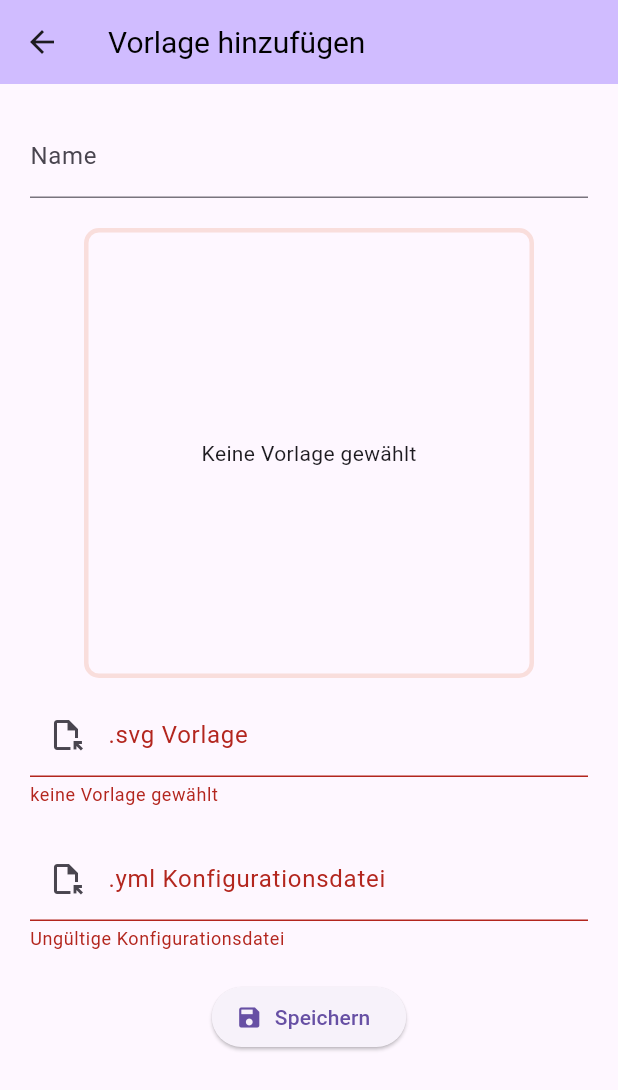
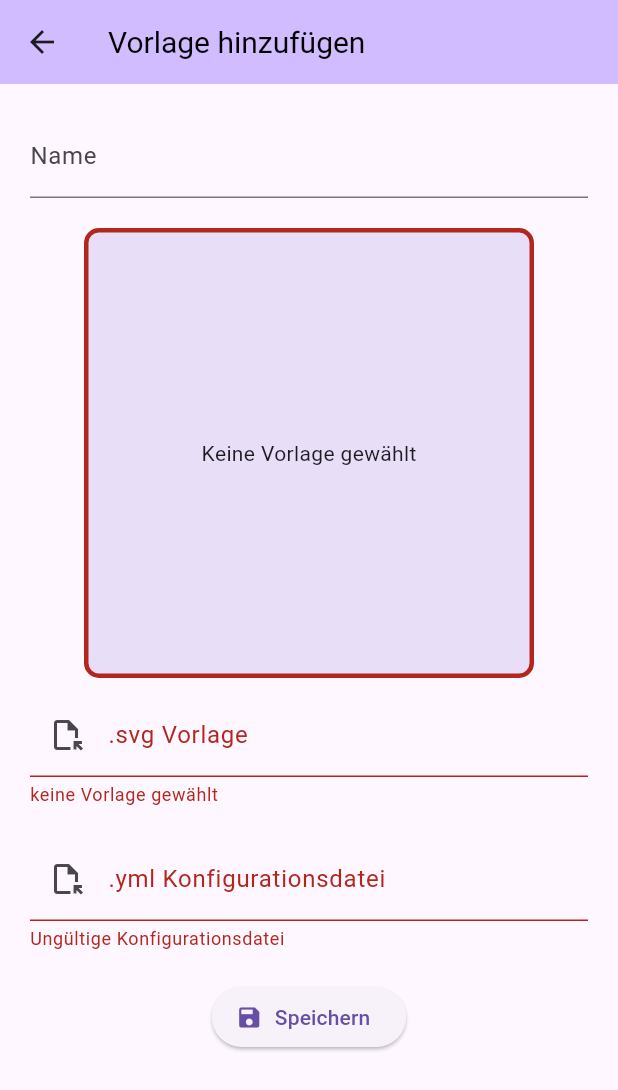
Before and after one commit to Atlasfreak/sharepics, a Flutter app: the AddTemplatePage screen opened directly, after a tap on "Speichern", on a phone screen of 412 x 824 dp. Shown: the top 1090 px of the screen. Run offline on Flutter 3.47's test engine with Material 3 defaults, Android fonts, the phone set to English and light mode, and no system bars; our stand-ins replace cross_file, file_picker, flutter_svg.

Commit message:
use svgContainer widget

```diff
--- a/lib/src/pages/add_template_page.dart
+++ b/lib/src/pages/add_template_page.dart
@@ -5,6 +5,7 @@ import 'package:file_picker/file_picker.dart';
 import 'package:flutter/material.dart';
 import 'package:flutter/services.dart';
 import 'package:flutter_svg/flutter_svg.dart';
+import 'package:sharepics/src/components/svg_container.dart';
 import 'package:sharepics/src/globals.dart' as globals;
 
 class AddTemplatePage extends StatefulWidget {
@@ -71,21 +72,10 @@ class _AddTemplatePageState extends State<AddTemplatePage> {
                 const SizedBox(
                   height: 20,
                 ),
-                Container(
-                  height: 300,
-                  width: 300,
-                  decoration: BoxDecoration(
-                    color: Colors.transparent,
-                    border: Border.all(
-                      color: hasSvg()
-                          ? Theme.of(context).colorScheme.secondary
-                          : Theme.of(context).colorScheme.errorContainer,
-                      width: 3,
-                    ),
-                    borderRadius:
-                        BorderRadius.circular(globals.containerBorderRadius),
-                  ),
-                  alignment: Alignment.bottomLeft,
+                SvgContainer(
+                  borderColor: hasSvg()
+                      ? Theme.of(context).colorScheme.secondary
+                      : Theme.of(context).colorScheme.error,
                   child: !hasSvg()
                       ? const Center(child: Text("Keine Vorlage gewählt"))
                       : ClipRRect(
@@ -105,7 +95,7 @@ class _AddTemplatePageState extends State<AddTemplatePage> {
                     labelText: ".svg Vorlage",
                   ),
                   validator: (value) {
-                    if (value == null || value.isEmpty || _svgBytes == null) {
+                    if (value == null || value.isEmpty || !hasSvg()) {
                       return "keine Vorlage gewählt";
                     }
                     return null;
@@ -177,7 +167,7 @@ class _AddTemplatePageState extends State<AddTemplatePage> {
   }
 
   bool hasSvg() {
-    if (_svgBytes != null) {
+    if (_svgBytes != null && _svgBytes!.isNotEmpty) {
       return true;
     }
     return false;
```
